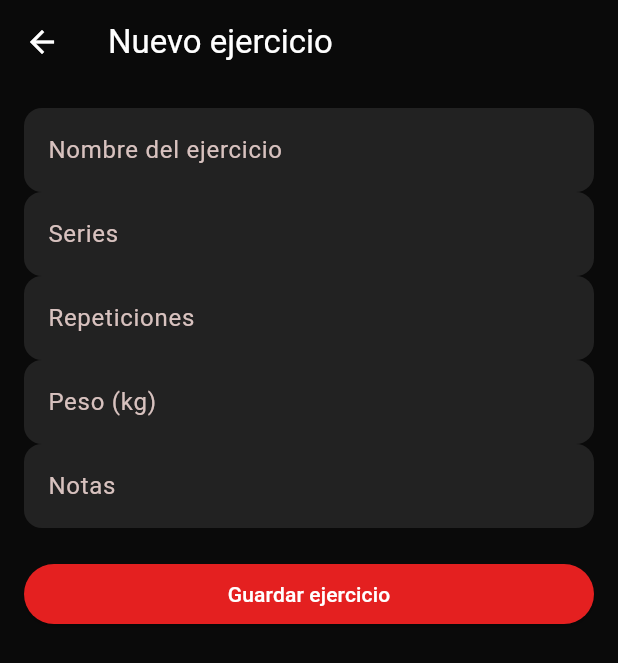
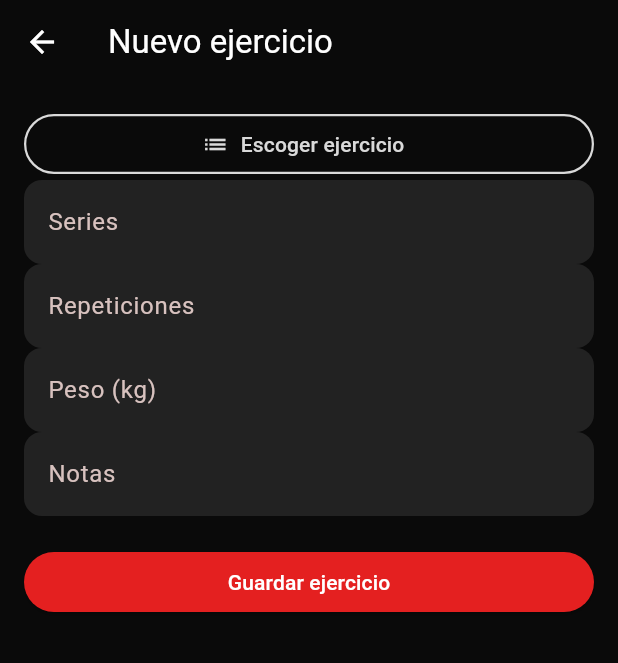
Before and after one commit to williamsanabria1429/mi_rutina, a Flutter app: the AddExerciseScreen screen opened directly with empty values, on a phone screen of 412 x 824 dp. Shown: the top 663 px of the screen. Run offline on Flutter 3.47's test engine with Material 3 defaults, Android fonts, the phone set to English and light mode, and no system bars; our stand-ins replace audioplayers, shared_preferences, sqflite; accounts and stored records are empty.

Commit message:
Etapa 2: boton Escoger ejercicio con lista de fotos, buscador y opcion Escribir otro ejercicio
Co-Authored-By: Claude Opus 5.5 <noreply@anthropic.com>

```diff
--- a/lib/screens/add_exercise_screen.dart
+++ b/lib/screens/add_exercise_screen.dart
@@ -1,5 +1,8 @@
 import 'package:flutter/material.dart';
 import '../db/database_helper.dart';
+import '../utils/imagen_ejercicio_helper.dart';
+import 'imagen_ejercicio_fullscreen_screen.dart';
+import 'seleccionar_ejercicio_screen.dart';
 
 class AddExerciseScreen extends StatefulWidget {
   final int rutinaId;
@@ -19,7 +22,8 @@ class AddExerciseScreen extends StatefulWidget {
 
 class _AddExerciseScreenState extends State<AddExerciseScreen> {
   final _formKey = GlobalKey<FormState>();
-  final _nombreController = TextEditingController();
+  String? _nombreEjercicio;
+  String? _rutaImagen;
   final _seriesController = TextEditingController();
   final _repeticionesController = TextEditingController();
   final _pesoController = TextEditingController();
@@ -30,7 +34,11 @@ class _AddExerciseScreenState extends State<AddExerciseScreen> {
     super.initState();
     final datos = widget.ejercicioExistente;
     if (datos != null) {
-      _nombreController.text = datos['nombre']?.toString() ?? '';
+      final nombre = datos['nombre']?.toString() ?? '';
+      if (nombre.isNotEmpty) {
+        _nombreEjercicio = nombre;
+        _cargarImagen(nombre);
+      }
       _seriesController.text = datos['series']?.toString() ?? '';
       _repeticionesController.text = datos['repeticiones']?.toString() ?? '';
       _pesoController.text = datos['peso']?.toString() ?? '';
@@ -38,11 +46,46 @@ class _AddExerciseScreenState extends State<AddExerciseScreen> {
     }
   }
 
+  Future<void> _cargarImagen(String nombre) async {
+    final ruta = await obtenerRutaImagenEjercicio(nombre);
+    if (!mounted || nombre != _nombreEjercicio) return;
+    setState(() => _rutaImagen = ruta);
+  }
+
+  Future<void> _escogerEjercicio(FormFieldState<String> field) async {
+    final nombre = await Navigator.push<String>(
+      context,
+      MaterialPageRoute(builder: (_) => const SeleccionarEjercicioScreen()),
+    );
+    if (nombre == null || !mounted) return;
+
+    setState(() {
+      _nombreEjercicio = nombre;
+      _rutaImagen = null;
+    });
+    field.didChange(nombre);
+    field.validate();
+    _cargarImagen(nombre);
+  }
+
+  void _ampliarImagen() {
+    Navigator.push(
+      context,
+      MaterialPageRoute(
+        builder: (_) => ImagenEjercicioFullscreenScreen(
+          nombreEjercicio: _nombreEjercicio!,
+          rutaImagen: _rutaImagen!,
+          heroTag: 'imagen_ejercicio_seleccionado',
+        ),
+      ),
+    );
+  }
+
   Future<void> _guardar() async {
     if (_formKey.currentState!.validate()) {
       final datosEjercicio = {
         'rutinaId': widget.rutinaId,
-        'nombre': _nombreController.text,
+        'nombre': _nombreEjercicio,
         'series': int.parse(_seriesController.text),
         'repeticiones': int.parse(_repeticionesController.text),
         'peso': double.parse(_pesoController.text.isEmpty ? '0' : _pesoController.text),
@@ -70,10 +113,57 @@ class _AddExerciseScreenState extends State<AddExerciseScreen> {
           key: _formKey,
           child: ListView(
             children: [
-              TextFormField(
-                controller: _nombreController,
-                decoration: const InputDecoration(labelText: 'Nombre del ejercicio'),
-                validator: (v) => (v == null || v.isEmpty) ? 'Ingresa un nombre' : null,
+              FormField<String>(
+                initialValue: _nombreEjercicio,
+                validator: (v) => (v == null || v.isEmpty) ? 'Escoge un ejercicio' : null,
+                builder: (field) => Column(
+                  crossAxisAlignment: CrossAxisAlignment.stretch,
+                  children: [
+                    OutlinedButton.icon(
+                      onPressed: () => _escogerEjercicio(field),
+                      icon: const Icon(Icons.list),
+                      label: const Text('Escoger ejercicio'),
+                    ),
+                    if (field.hasError)
+                      Padding(
+                        padding: const EdgeInsets.only(top: 6),
+                        child: Text(
+                          field.errorText!,
+                          style: TextStyle(
+                            color: Theme.of(context).colorScheme.error,
+                            fontSize: 12,
+                          ),
+                        ),
+                      ),
+                    if (_nombreEjercicio != null) ...[
+                      const SizedBox(height: 12),
+                      Text(
+                        _nombreEjercicio!,
+                        style: const TextStyle(
+                          fontSize: 18,
+                          fontWeight: FontWeight.w600,
+                        ),
+                      ),
+                    ],
+                    if (_rutaImagen != null) ...[
+                      const SizedBox(height: 8),
+                      GestureDetector(
+                        onTap: _ampliarImagen,
+                        child: ClipRRect(
+                          borderRadius: BorderRadius.circular(12),
+                          child: Hero(
+                            tag: 'imagen_ejercicio_seleccionado',
+                            child: Image.asset(
+                              _rutaImagen!,
+                              height: 200,
+                              fit: BoxFit.cover,
+                            ),
+                          ),
+                        ),
+                      ),
+                    ],
+                  ],
+                ),
               ),
               TextFormField(
                 controller: _seriesController,
```
Also changed, not shown: lib/screens/seleccionar_ejercicio_screen.dart (added, +215 -0 lines), lib/utils/imagen_ejercicio_helper.dart (+34 -0 lines).
